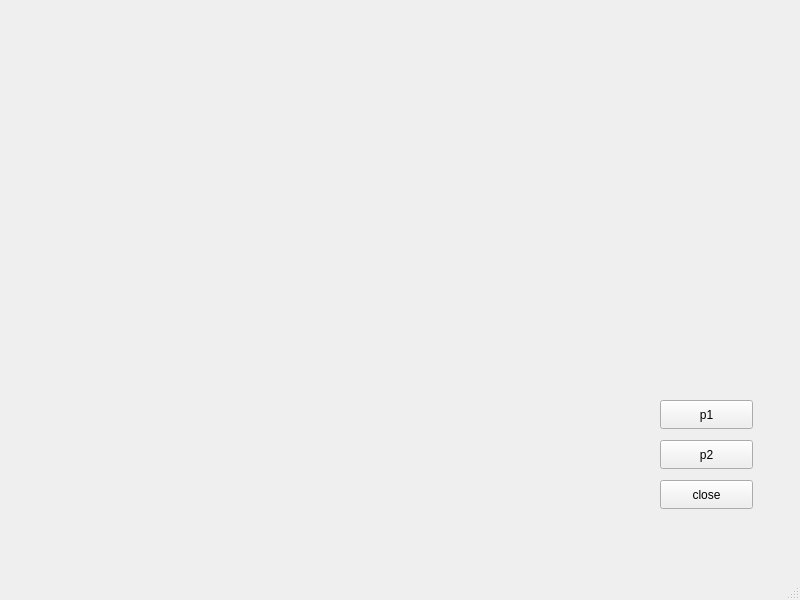
Old version of the form STBrowser/window.ui in the repository SHIDi233/STBrowser.
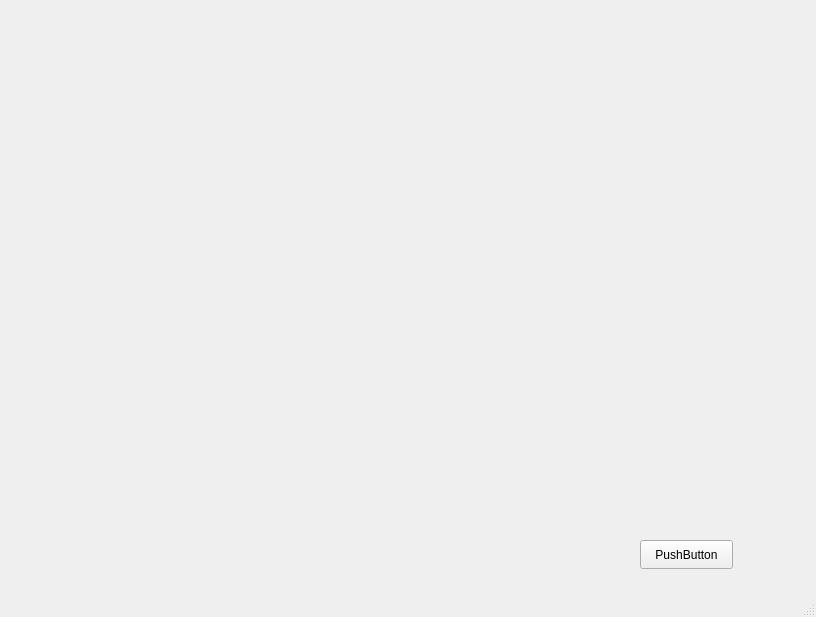
New version of the form.

Patch:
```diff
--- a/STBrowser/window.ui
+++ b/STBrowser/window.ui
@@ -6,51 +6,35 @@
    <rect>
     <x>0</x>
     <y>0</y>
-    <width>800</width>
-    <height>600</height>
+    <width>816</width>
+    <height>617</height>
    </rect>
   </property>
   <property name="windowTitle">
    <string>MainWindow</string>
   </property>
   <widget class="QWidget" name="centralwidget">
+   <widget class="QWidget" name="box" native="true">
+    <property name="geometry">
+     <rect>
+      <x>10</x>
+      <y>40</y>
+      <width>801</width>
+      <height>501</height>
+     </rect>
+    </property>
+   </widget>
    <widget class="QPushButton" name="pushButton">
     <property name="geometry">
      <rect>
-      <x>660</x>
-      <y>400</y>
+      <x>640</x>
+      <y>540</y>
       <width>93</width>
       <height>29</height>
      </rect>
     </property>
     <property name="text">
-     <string>p1</string>
-    </property>
-   </widget>
-   <widget class="QPushButton" name="pushButton_2">
-    <property name="geometry">
-     <rect>
-      <x>660</x>
-      <y>440</y>
-      <width>93</width>
-      <height>29</height>
-     </rect>
-    </property>
-    <property name="text">
-     <string>p2</string>
-    </property>
-   </widget>
-   <widget class="QPushButton" name="pushButton_3">
-    <property name="geometry">
-     <rect>
-      <x>660</x>
-      <y>480</y>
-      <width>93</width>
-      <height>29</height>
-     </rect>
-    </property>
-    <property name="text">
-     <string>close</string>
+     <string>PushButton</string>
     </property>
    </widget>
   </widget>
```
Left out of the diff: 2 changed lines with no effect on the pictures.
